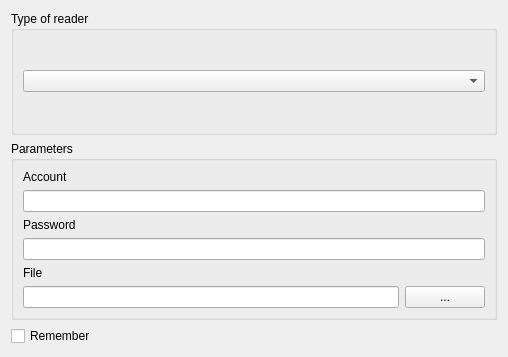
First picture: the form in akregator/plugins/onlinesync/ui/configurationdialogadd.ui, repository chusopr/kdepim-ktimetracker-akonadi, before the edit.
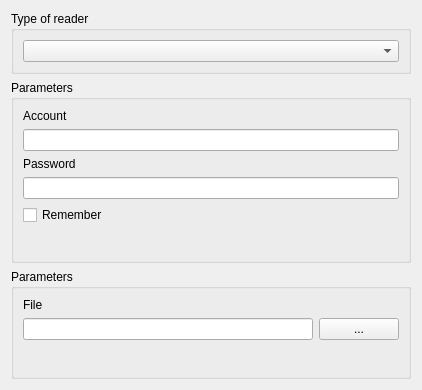
Second picture: the form after the edit.

Commit message: Synchronization with an Opml file

Patch:
```diff
--- a/akregator/plugins/onlinesync/ui/configurationdialogadd.ui
+++ b/akregator/plugins/onlinesync/ui/configurationdialogadd.ui
@@ -5,10 +5,16 @@
    <rect>
     <x>0</x>
     <y>0</y>
-    <width>508</width>
-    <height>357</height>
+    <width>411</width>
+    <height>390</height>
    </rect>
   </property>
+  <property name="sizePolicy" >
+   <sizepolicy vsizetype="MinimumExpanding" hsizetype="Preferred" >
+    <horstretch>0</horstretch>
+    <verstretch>0</verstretch>
+   </sizepolicy>
+  </property>
   <property name="windowTitle" >
    <string>Form</string>
   </property>
@@ -56,6 +62,35 @@
        </widget>
       </item>
       <item>
+       <widget class="QCheckBox" name="checkBox" >
+        <property name="text" >
+         <string>Remember</string>
+        </property>
+       </widget>
+      </item>
+      <item>
+       <spacer name="verticalSpacer" >
+        <property name="orientation" >
+         <enum>Qt::Vertical</enum>
+        </property>
+        <property name="sizeHint" stdset="0" >
+         <size>
+          <width>20</width>
+          <height>40</height>
+         </size>
+        </property>
+       </spacer>
+      </item>
+     </layout>
+    </widget>
+   </item>
+   <item>
+    <widget class="QGroupBox" name="groupOpml" >
+     <property name="title" >
+      <string>Parameters</string>
+     </property>
+     <layout class="QVBoxLayout" name="verticalLayout_4" >
+      <item>
        <widget class="QLabel" name="label_3" >
         <property name="text" >
          <string>File</string>
@@ -63,7 +98,7 @@
        </widget>
       </item>
       <item>
-       <layout class="QHBoxLayout" name="horizontalLayout" >
+       <layout class="QHBoxLayout" name="horizontalLayout_2" >
         <item>
          <widget class="QLineEdit" name="le_filename" />
         </item>
@@ -76,16 +111,22 @@
         </item>
        </layout>
       </item>
+      <item>
+       <spacer name="verticalSpacer_2" >
+        <property name="orientation" >
+         <enum>Qt::Vertical</enum>
+        </property>
+        <property name="sizeHint" stdset="0" >
+         <size>
+          <width>20</width>
+          <height>40</height>
+         </size>
+        </property>
+       </spacer>
+      </item>
      </layout>
     </widget>
    </item>
-   <item>
-    <widget class="QCheckBox" name="checkBox" >
-     <property name="text" >
-      <string>Remember</string>
-     </property>
-    </widget>
-   </item>
    <item>
     <spacer name="horizontalSpacer" >
      <property name="orientation" >
```
Left out of the diff: 13 changed lines with no effect on the pictures. The commit also changes 2 other files.
